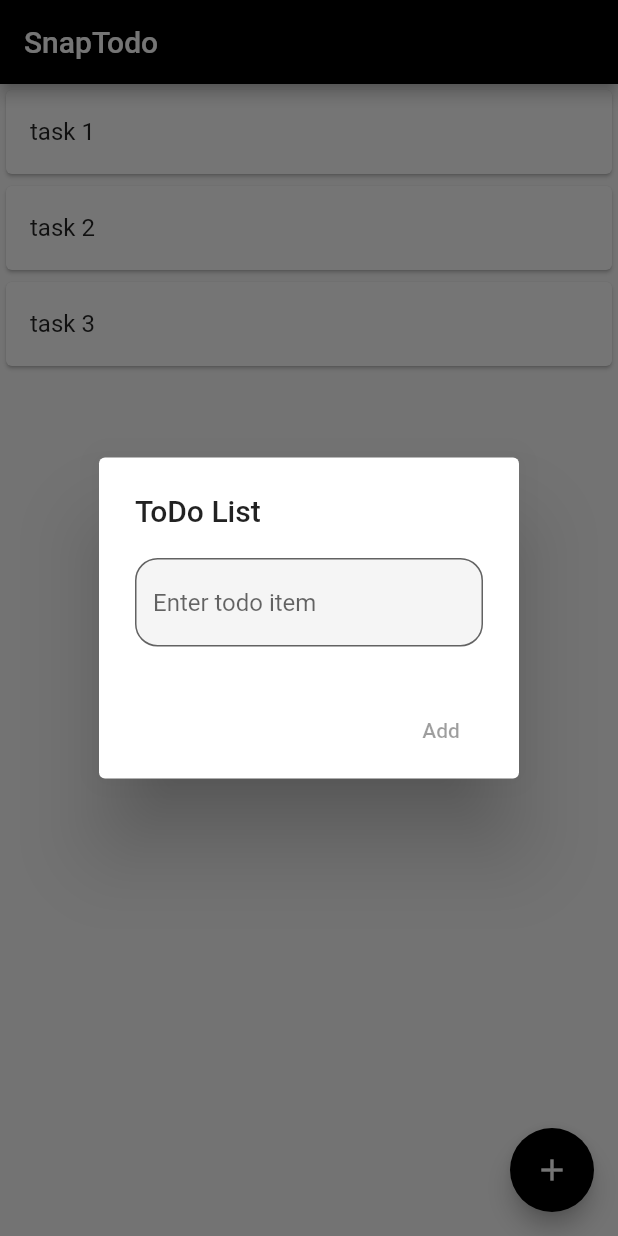
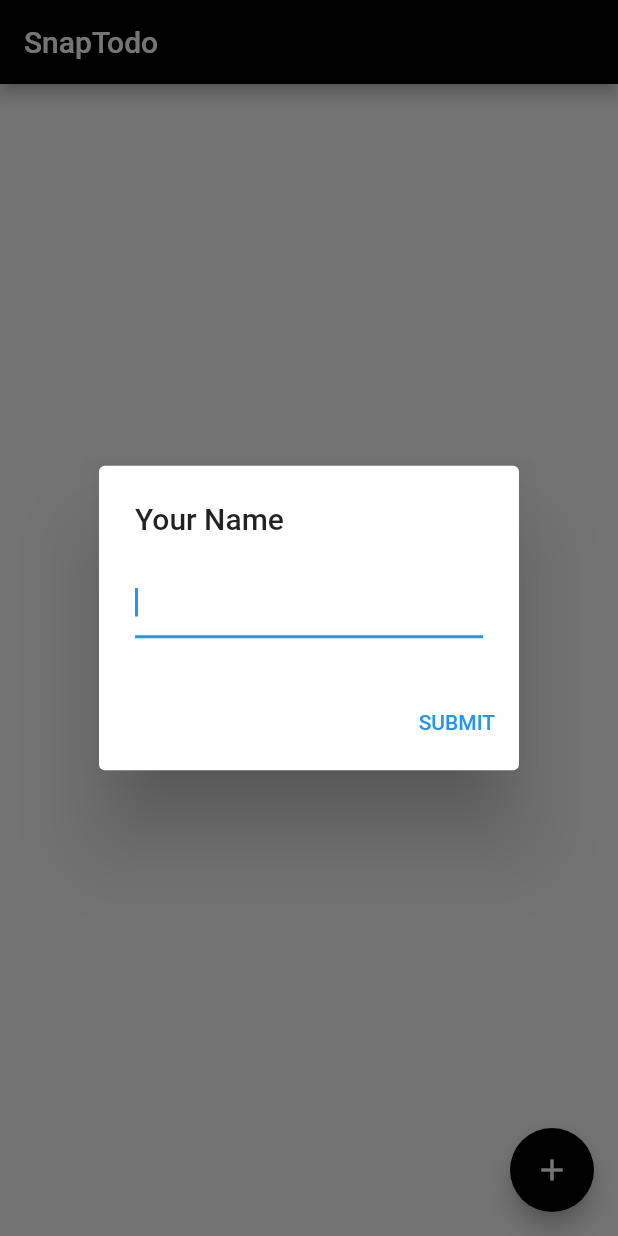
Before and after one commit to ajishere07/flutter_snap_todo, a Flutter app: the screen it shows after launch, after a tap on the "add" icon, on a phone screen of 412 x 824 dp. Run offline on Flutter 3.47's test engine with Material 2 defaults, Android fonts, the light colour scheme and no system bars; our stand-ins replace toast.

Commit message:
added add todo in list

```diff
--- a/lib/widgets/List_view.dart
+++ b/lib/widgets/List_view.dart
@@ -1,4 +1,6 @@
+import 'dart:developer';
 import 'package:flutter/material.dart';
+import 'package:toast/toast.dart';
 
 class ListGrid extends StatefulWidget {
   const ListGrid({Key? key}) : super(key: key);
@@ -8,39 +10,52 @@ class ListGrid extends StatefulWidget {
 }
 
 class _ListGridState extends State<ListGrid> {
-  List<String> superheroes = ['task 1', 'task 2', 'task 3'];
-  late TextEditingController textEditingController;
- Future<Null> exitDialog() async {
-    showDialog(
-        context: context,
-        builder: (context) => new AlertDialog(
-              title: Text('ToDo List'),
-              content: TextField(
-              cursorColor: Colors.black,
-              // style: TextStyle(
-              //   color: Colors.white
-              // ),
-
-              decoration: InputDecoration(
-                filled:true,
-                hintText: 'Enter todo item',
-                // fillColor: Colors.blueAccent,
-                border: OutlineInputBorder(
-                  borderSide: BorderSide(color: Colors.blue),
-                  borderRadius: BorderRadius.circular(15),
-
-                ),
-              ),
-            ),
-              actions: [FlatButton(onPressed: null, child: Text('Add'))],
-            ));
+  // List<String> superheroes = ['task 1', 'task 2', 'task 3'];
+  // late TextEditingController textEditingController =
+  //     new TextEditingController();
+  late TextEditingController controller;
+  ToastContext toast = ToastContext();
+  List<String> todos = [];
+  String name = '';
+  bool isChecked = false;
+  bool isEmpty = false;
+  @override
+  void initState() {
+    super.initState();
+    ToastContext().init(context);
+    controller = TextEditingController();
   }
 
   @override
-  void initState() {
-    textEditingController = TextEditingController();
-    super.initState();
+  void dispose() {
+    controller.dispose();
+    super.dispose();
   }
+
+  Future<String?> openDialog() => showDialog<String>(
+      context: context,
+      builder: (context) => AlertDialog(
+            title: Text('Your Name'),
+            content: TextField(
+                onChanged: (inputValue) {
+                  if (inputValue.isEmpty) {
+                    setValidator(true);
+                  } else {
+                    setValidator(false);
+                  }
+                },
+                autofocus: true,
+                // Add some other day
+
+                // decoration: InputDecoration(
+                //     hintText: 'Enter Name',
+                //     errorText: isEmpty ? "Enter a todo" : null,
+                //     errorStyle: TextStyle(color: Colors.red)),
+
+                // Add some other day
+                controller: controller),
+            actions: [TextButton(onPressed: submit, child: Text('SUBMIT'))],
+          ));
 
   @override
   Widget build(BuildContext context) {
@@ -51,20 +66,65 @@ class _ListGridState extends State<ListGrid> {
       ),
       body: Container(
           child: ListView.builder(
-          itemCount: superheroes.length,
+        itemCount: todos.length,
         itemBuilder: ((context, index) => Card(
               child: ListTile(
-                  title: Text(superheroes[index]),
-                ),
+                  title: Text(todos[index]),
+                  trailing: IconButton(
+                    icon: Icon(Icons.delete_forever_rounded),
+                    onPressed: () {
+                      setState(() {
+                        todos.removeAt(index);
+                      });
+                    },
                   )),
-        ),
-      ),
+            )),
+
+        //       Center(
+        // child: Text(
+        //   name,
+        //   style: TextStyle(color: Colors.red),
+        // ),
+      )),
       floatingActionButton: FloatingActionButton(
           child: Icon(Icons.add),
           backgroundColor: Colors.black,
           hoverColor: Colors.blue,
-        onPressed:exitDialog,
+          onPressed: () async {
+            final name = await openDialog();
+            if (name == null || name.isEmpty) return;
+
+            setState(() => this.name = name);
+            todos.add(name);
+            log(todos.last);
+          }
+          // () {
+          //   createAlertDialog(context).then((onValue) {
+          //     this.name = onValue;
+          //     log(onValue);
+          //   });
+          // },
           ),
     );
   }
+
+  void submit() {
+    if (isEmpty) {
+      showToast("It can not be empty");
+      return;
     }
+    Navigator.of(context).pop(controller.text);
+    // getvalue = textEditingController.text;
+  }
+
+  void showToast(String msg, {int? duration, int? gravity}) {
+    Toast.show(msg,
+        duration: duration, gravity: gravity, backgroundColor: Colors.red);
+  }
+
+  void setValidator(bool status) {
+    setState(() {
+      isEmpty = status;
+    });
+  }
+}
--- a/pubspec.yaml
+++ b/pubspec.yaml
@@ -34,6 +34,7 @@ dependencies:
   # The following adds the Cupertino Icons font to your application.
   # Use with the CupertinoIcons class for iOS style icons.
   cupertino_icons: ^1.0.2
+  toast: ^0.3.0
 
 dev_dependencies:
   flutter_test:
```
Also changed, not shown: pubspec.lock. Lines whose indentation alone changed are shown as unchanged.
